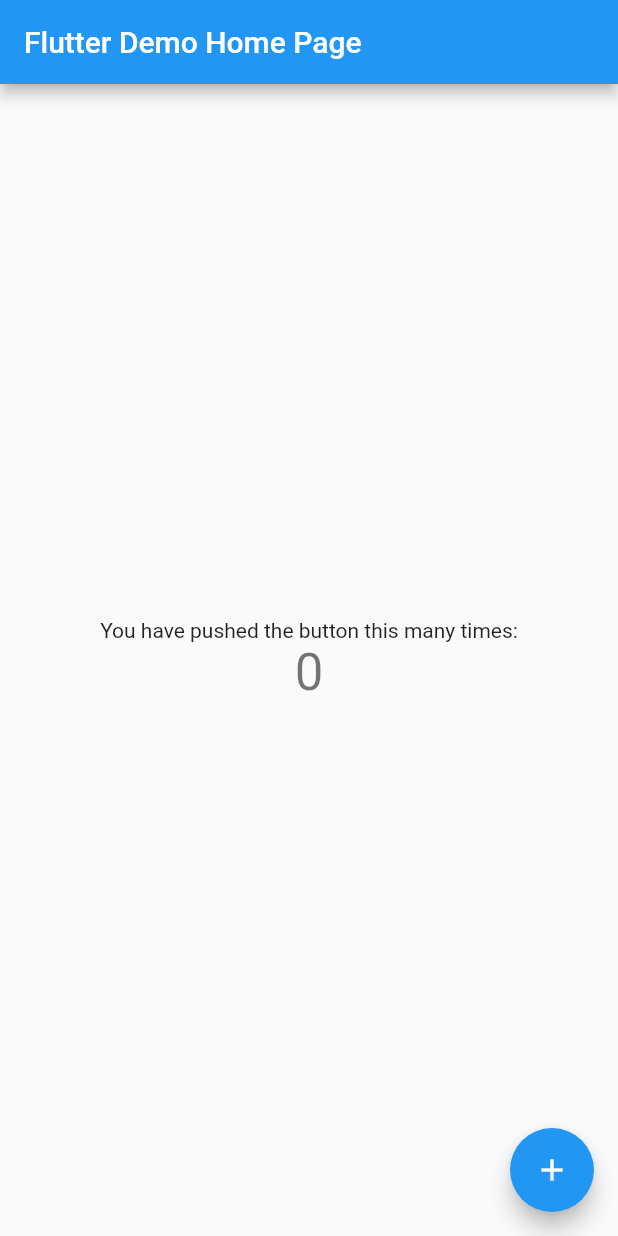
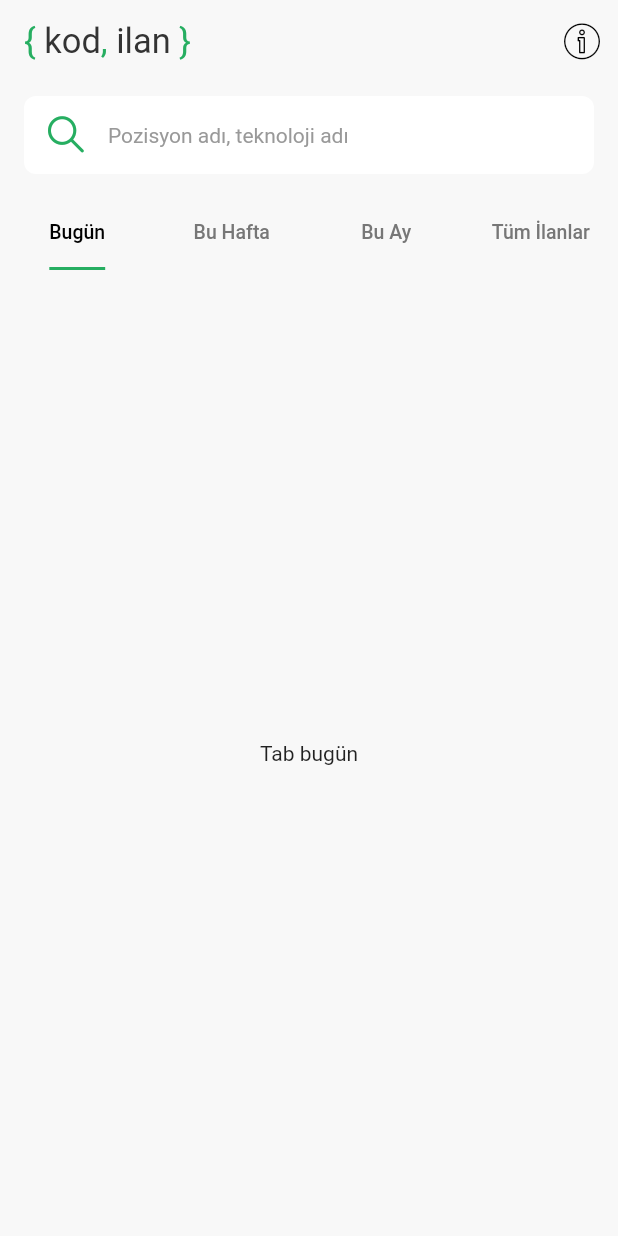
Before and after one commit to tinas/kodilan_mobile, a Flutter app: the screen it shows after launch, on a phone screen of 412 x 824 dp. Run offline on Flutter 3.47's test engine with Material 2 defaults, Android fonts, the phone set to English and light mode, and no system bars.

Commit message:
Implement tab navigation

```diff
--- a/lib/main.dart
+++ b/lib/main.dart
@@ -1,4 +1,6 @@
 import 'package:flutter/material.dart';
+import 'package:kodilan_mobile/constant/colors.dart';
+import 'package:kodilan_mobile/pages/home.dart';
 
 void main() {
   runApp(MyApp());
@@ -9,109 +11,10 @@ class MyApp extends StatelessWidget {
   @override
   Widget build(BuildContext context) {
     return MaterialApp(
-      title: 'Flutter Demo',
-      theme: ThemeData(
-        // This is the theme of your application.
-        //
-        // Try running your application with "flutter run". You'll see the
-        // application has a blue toolbar. Then, without quitting the app, try
-        // changing the primarySwatch below to Colors.green and then invoke
-        // "hot reload" (press "r" in the console where you ran "flutter run",
-        // or simply save your changes to "hot reload" in a Flutter IDE).
-        // Notice that the counter didn't reset back to zero; the application
-        // is not restarted.
-        primarySwatch: Colors.blue,
-        // This makes the visual density adapt to the platform that you run
-        // the app on. For desktop platforms, the controls will be smaller and
-        // closer together (more dense) than on mobile platforms.
-        visualDensity: VisualDensity.adaptivePlatformDensity,
-      ),
-      home: MyHomePage(title: 'Flutter Demo Home Page'),
+      title: "Kodilan",
+      theme: ThemeData(primaryColor: CustomColors.background),
+      debugShowCheckedModeBanner: false,
+      home: Home(),
     );
   }
 }
-
-class MyHomePage extends StatefulWidget {
-  MyHomePage({Key key, this.title}) : super(key: key);
-
-  // This widget is the home page of your application. It is stateful, meaning
-  // that it has a State object (defined below) that contains fields that affect
-  // how it looks.
-
-  // This class is the configuration for the state. It holds the values (in this
-  // case the title) provided by the parent (in this case the App widget) and
-  // used by the build method of the State. Fields in a Widget subclass are
-  // always marked "final".
-
-  final String title;
-
-  @override
-  _MyHomePageState createState() => _MyHomePageState();
-}
-
-class _MyHomePageState extends State<MyHomePage> {
-  int _counter = 0;
-
-  void _incrementCounter() {
-    setState(() {
-      // This call to setState tells the Flutter framework that something has
-      // changed in this State, which causes it to rerun the build method below
-      // so that the display can reflect the updated values. If we changed
-      // _counter without calling setState(), then the build method would not be
-      // called again, and so nothing would appear to happen.
-      _counter++;
-    });
-  }
-
-  @override
-  Widget build(BuildContext context) {
-    // This method is rerun every time setState is called, for instance as done
-    // by the _incrementCounter method above.
-    //
-    // The Flutter framework has been optimized to make rerunning build methods
-    // fast, so that you can just rebuild anything that needs updating rather
-    // than having to individually change instances of widgets.
-    return Scaffold(
-      appBar: AppBar(
-        // Here we take the value from the MyHomePage object that was created by
-        // the App.build method, and use it to set our appbar title.
-        title: Text(widget.title),
-      ),
-      body: Center(
-        // Center is a layout widget. It takes a single child and positions it
-        // in the middle of the parent.
-        child: Column(
-          // Column is also a layout widget. It takes a list of children and
-          // arranges them vertically. By default, it sizes itself to fit its
-          // children horizontally, and tries to be as tall as its parent.
-          //
-          // Invoke "debug painting" (press "p" in the console, choose the
-          // "Toggle Debug Paint" action from the Flutter Inspector in Android
-          // Studio, or the "Toggle Debug Paint" command in Visual Studio Code)
-          // to see the wireframe for each widget.
-          //
-          // Column has various properties to control how it sizes itself and
-          // how it positions its children. Here we use mainAxisAlignment to
-          // center the children vertically; the main axis here is the vertical
-          // axis because Columns are vertical (the cross axis would be
-          // horizontal).
-          mainAxisAlignment: MainAxisAlignment.center,
-          children: <Widget>[
-            Text(
-              'You have pushed the button this many times:',
-            ),
-            Text(
-              '$_counter',
-              style: Theme.of(context).textTheme.headline4,
-            ),
-          ],
-        ),
-      ),
-      floatingActionButton: FloatingActionButton(
-        onPressed: _incrementCounter,
-        tooltip: 'Increment',
-        child: Icon(Icons.add),
-      ), // This trailing comma makes auto-formatting nicer for build methods.
-    );
-  }
-}
--- /dev/null
+++ b/lib/pages/home.dart
@@ -0,0 +1,96 @@
+import 'package:flutter/material.dart';
+import 'package:kodilan_mobile/assets/icons/kodilan_icon.dart';
+import 'package:kodilan_mobile/components/home_search.dart';
+import 'package:kodilan_mobile/components/logo.dart';
+import 'package:kodilan_mobile/constant/colors.dart';
+
+class Home extends StatefulWidget {
+  @override
+  _Home createState() => _Home();
+}
+
+class _Home extends State<Home> with SingleTickerProviderStateMixin {
+  TabController controller;
+
+  @override
+  void initState() {
+    super.initState();
+    controller = TabController(
+      length: 4,
+      vsync: this,
+    );
+  }
+
+  @override
+  Widget build(BuildContext context) {
+    final titleArea = MediaQuery.of(context).padding.top;
+
+    return Scaffold(
+      body: CustomScrollView(
+        slivers: <Widget>[
+          SliverAppBar(
+            leading: Padding(
+              padding: EdgeInsets.only(left: 16.0),
+              child: LogoWidget(),
+            ),
+            leadingWidth: MediaQuery.of(context).size.width,
+            actions: [
+              IconButton(icon: Icon(KodilanIcon.info), onPressed: () => {}),
+            ],
+            pinned: true,
+            expandedHeight: 180.0,
+            flexibleSpace: FlexibleSpaceBar(
+              background: Center(
+                child: Container(
+                  padding: EdgeInsets.only(top: titleArea),
+                  child: Padding(
+                    padding: EdgeInsets.only(left: 16.0, right: 16.0),
+                    child: HomeSearchWidget(),
+                  ),
+                ),
+              ),
+            ),
+            bottom: TabBar(
+              labelStyle: TextStyle(fontSize: 13),
+              labelColor: CustomColors.black,
+              indicatorColor: CustomColors.green,
+              indicatorSize: TabBarIndicatorSize.label,
+              unselectedLabelColor: CustomColors.tabDisable,
+              tabs: [
+                Tab(text: 'Bugün'),
+                Tab(text: 'Bu Hafta'),
+                Tab(text: 'Bu Ay'),
+                Tab(text: 'Tüm İlanlar'),
+              ],
+              controller: controller,
+            ),
+          ),
+          // SliverList(
+          SliverFillRemaining(
+            child: TabBarView(
+              controller: controller,
+              children: <Widget>[
+                Container(
+                  color: CustomColors.background,
+                  child: Center(child: Text("Tab bugün")),
+                ),
+                Container(
+                  color: CustomColors.background,
+                  child: Center(child: Text("Tab bu hafta")),
+                ),
+                Container(
+                  color: CustomColors.background,
+                  child: Center(child: Text("Tab bu ay")),
+                ),
+                Container(
+                  color: CustomColors.background,
+                  child: Center(child: Text("Tab tüm ilanlar")),
+                ),
+              ],
+            ),
+          ),
+        ],
+      ),
+    );
+  }
+}
```
